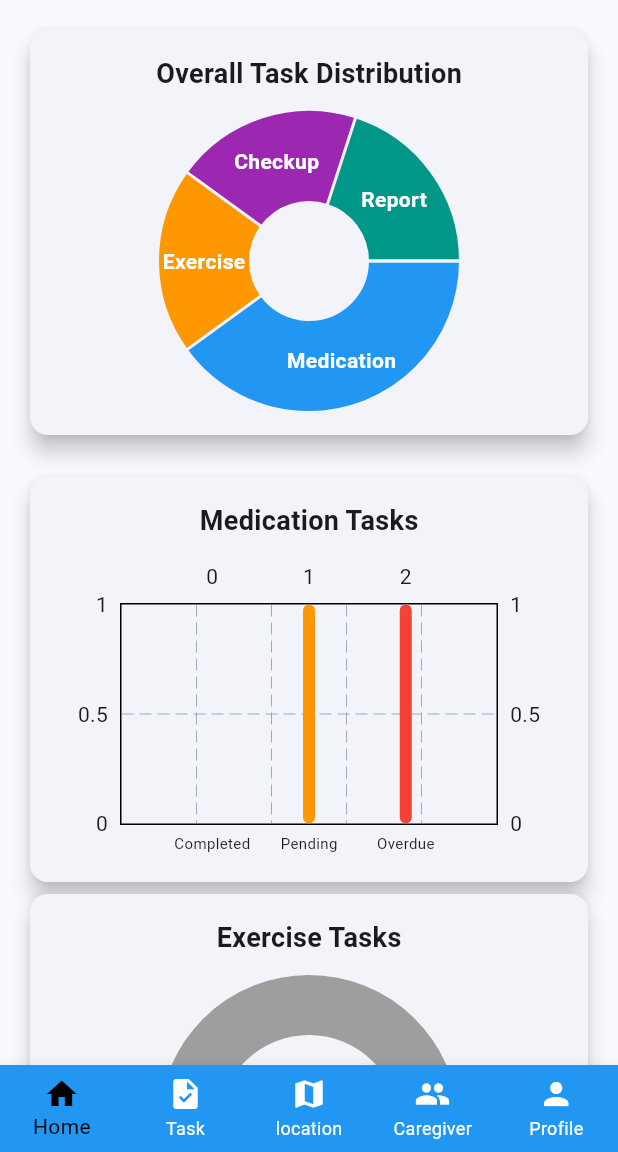
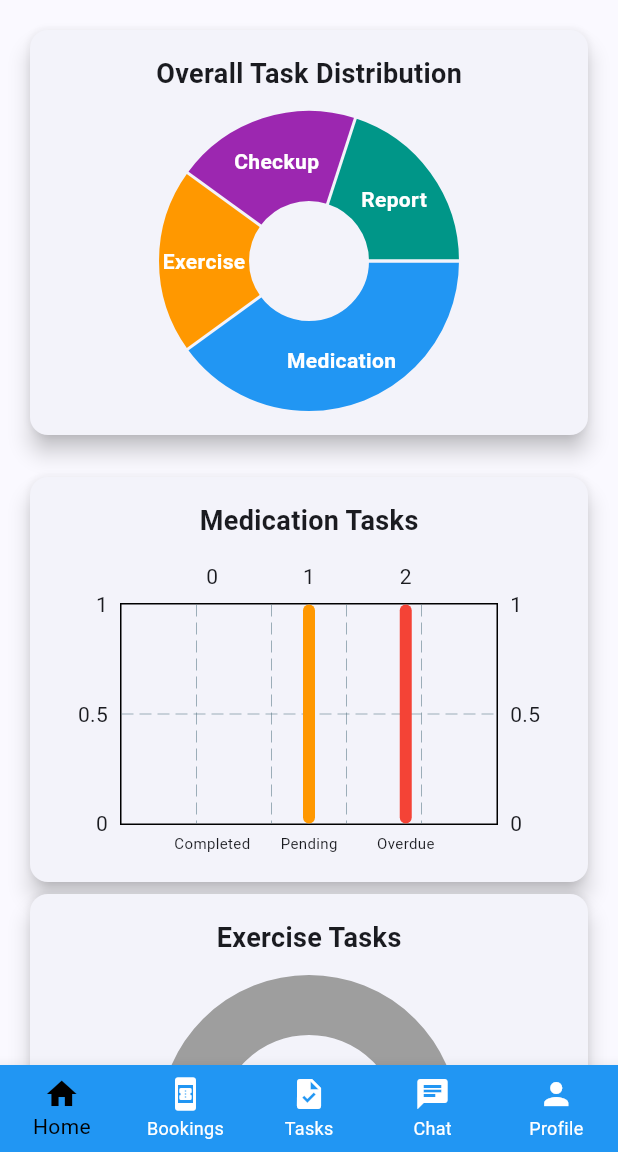
Before and after one commit to Rabindra-Bhattarai/nepalink, a Flutter app: the CaregiverDashboard screen opened by its route, on a phone screen of 412 x 824 dp, the part 84-1236 px from its top. Run offline on Flutter 3.47's test engine with Material 3 defaults, Android fonts, the phone set to English and light mode, and no system bars; drawn by our look-alikes of fl_chart; our stand-ins replace connectivity_plus, dartz, dio, equatable, flutter_riverpod, flutter_secure_storage and 5 more; missing offline and left inert: dio_smart_retry; accounts and stored records are empty.

Commit message:
caregiver dashboard

```diff
--- a/lib/features/dashboard/presentation/pages/caregiver_dashboard.dart
+++ b/lib/features/dashboard/presentation/pages/caregiver_dashboard.dart
@@ -1,8 +1,8 @@
 import 'package:flutter/material.dart';
 import 'package:nepalink/features/button_screen/home_screen.dart';
-import 'package:nepalink/features/button_screen/task_screen.dart';
-import 'package:nepalink/features/button_screen/caregiver_screen.dart';
-import 'package:nepalink/features/button_screen/location_screen.dart';
+import 'package:nepalink/features/button_screen/task_page.dart';
+import 'package:nepalink/features/button_screen/chat_page.dart';
+import 'package:nepalink/features/button_screen/booking_page.dart';
 import 'package:nepalink/features/dashboard/presentation/pages/profile_screen.dart';
 
 class CaregiverDashboard extends StatefulWidget {
@@ -17,9 +17,9 @@
 
   List<Widget> lstBottomScreen = [
     const HomeScreen(),
-    const TaskScreen(),
-    const LocationScreen(),
-    const CaregiverScreen(),
+    const TaskPage(),
+    const BookingPage(),
+    const ChatPage(),
     const ProfileScreen(),
   ];
 
@@ -68,9 +68,12 @@
         type: BottomNavigationBarType.fixed,
         items: const [
           BottomNavigationBarItem(icon: Icon(Icons.home), label: 'Home'),
-          BottomNavigationBarItem(icon: Icon(Icons.task), label: 'Task'),
-          BottomNavigationBarItem(icon: Icon(Icons.map), label: 'location'),
-          BottomNavigationBarItem(icon: Icon(Icons.people), label: 'Caregiver'),
+          BottomNavigationBarItem(
+            icon: Icon(Icons.book_online),
+            label: 'Bookings',
+          ),
+          BottomNavigationBarItem(icon: Icon(Icons.task), label: 'Tasks'),
+          BottomNavigationBarItem(icon: Icon(Icons.chat), label: 'Chat'),
           BottomNavigationBarItem(icon: Icon(Icons.person), label: 'Profile'),
         ],
         backgroundColor: Colors.blue,
```
